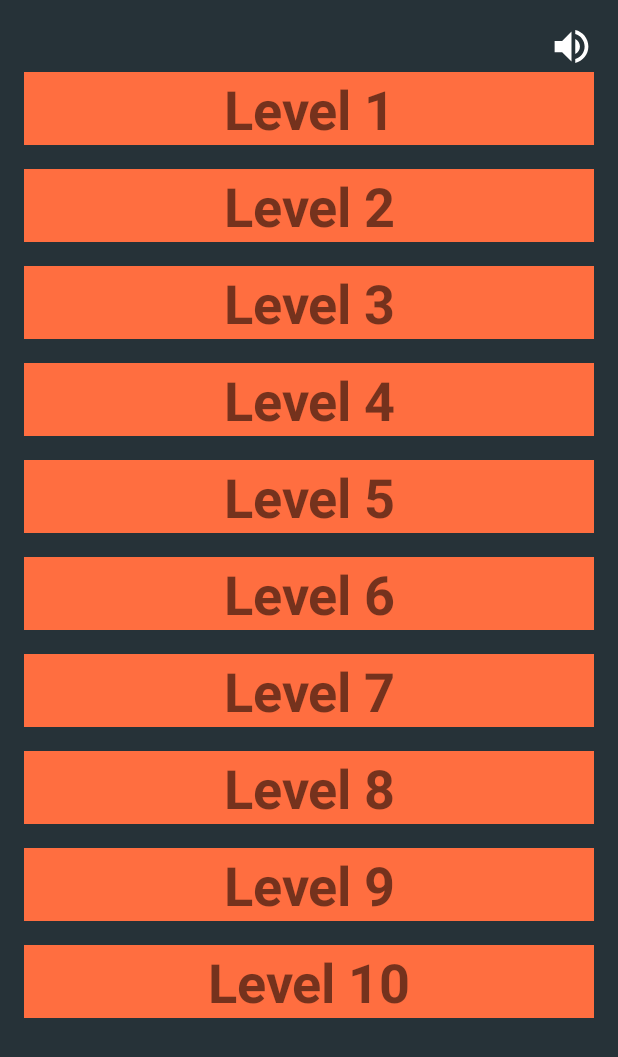
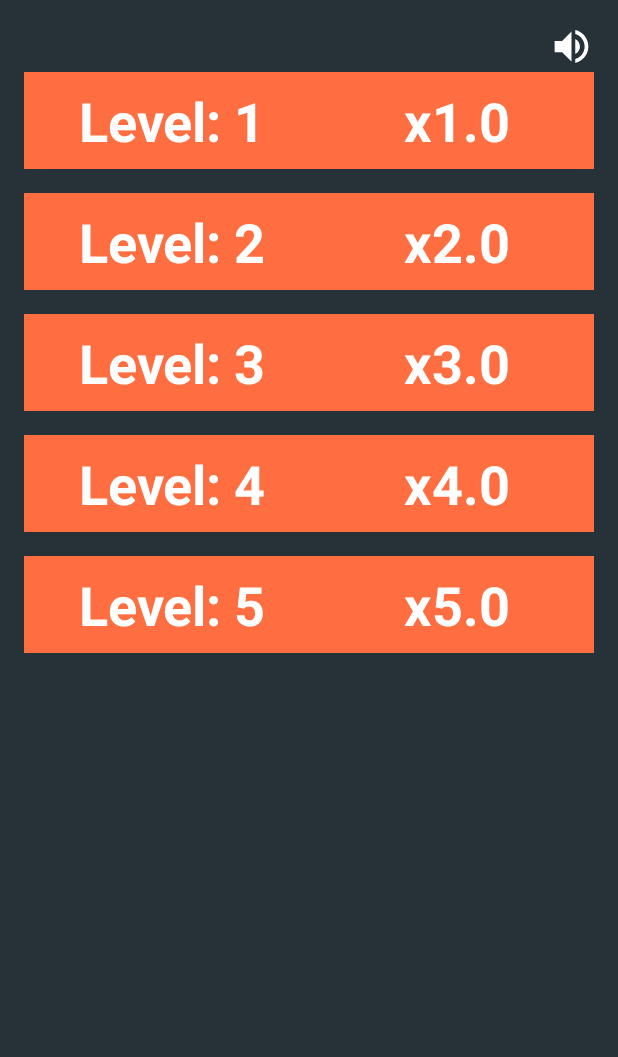
Before and after one commit to MadonnasPlays/TimeFrenzy_Android, an Android app: the screen it shows after launch (MainActivity), after a tap on "LEVELS", on a phone screen of 412 x 824 dp. Shown: the top 1057 px of the screen. Run offline under Robolectric (Android 15) with nearby library versions, the phone set to English and light mode, and no system bars.

Commit message:
LevelSelect UI basics
Populates LevelSelect list with real data
Levels alpha lowered when locked

```diff
--- a/app/src/main/java/com/avoupavou/timefrenzy/MainActivity.java
+++ b/app/src/main/java/com/avoupavou/timefrenzy/MainActivity.java
@@ -168,8 +168,8 @@ public class MainActivity extends AppCompatActivity implements WelcomeFragment.O
     }
 
     @Override
-    public void onLevelSelect() {
+    public void onLevelSelect(String levelName) {
         //TODO start level fragment
-        Toast.makeText(this,"Level Selected",Toast.LENGTH_SHORT).show();
+        Toast.makeText(this,levelName + " selected!",Toast.LENGTH_SHORT).show();
     }
 }
--- a/app/src/main/java/com/avoupavou/timefrenzy/levels/Level.java
+++ b/app/src/main/java/com/avoupavou/timefrenzy/levels/Level.java
@@ -5,5 +5,54 @@ package com.avoupavou.timefrenzy.levels;
  */
 
 public class Level {
+    private int id;
+    private float speed;
+    private String name;
+    private boolean locked;
 
+    public Level() {
+
+    }
+
+    public boolean isLocked() {
+        return locked;
+    }
+
+    public void setLocked(boolean locked) {
+        this.locked = locked;
+    }
+
+    public Level(int id) {
+        this.id = id;
+        speed = id+1;
+        name = new StringBuilder().append("Level: ").append(id+1).toString();
+    }
+
+    public String getSpeedString(){
+        return new StringBuilder().append("x").append(speed).toString();
+    }
+
+    public float getSpeed() {
+        return speed;
+    }
+
+    public void setSpeed(float speed) {
+        this.speed = speed;
+    }
+
+    public String getName() {
+        return name;
+    }
+
+    public void setName(String name) {
+        this.name = name;
+    }
+
+    public int getId() {
+        return id;
+    }
+
+    public void setId(int id) {
+        this.id = id;
+    }
 }
--- a/app/src/main/java/com/avoupavou/timefrenzy/levels/LevelSelectAdapter.java
+++ b/app/src/main/java/com/avoupavou/timefrenzy/levels/LevelSelectAdapter.java
@@ -15,36 +15,49 @@ import com.avoupavou.timefrenzy.R;
 
 public class LevelSelectAdapter extends RecyclerView.Adapter<LevelSelectAdapter.ViewHolder> {
 
+    private View.OnClickListener mOnClickListener;
+    private Level[] mLevels;
 
     public static class ViewHolder extends RecyclerView.ViewHolder {
         // each data item is just a string in this case
         public ConstraintLayout mConstraintLayout;
-        public TextView mTextView;
+        public TextView mTextTitle;
+        public TextView mTextSpeed;
         public ViewHolder(View v) {
             super(v);
             mConstraintLayout = (ConstraintLayout) v;
-            mTextView = v.findViewById(R.id.text_levelTitle);
+            mTextTitle = v.findViewById(R.id.text_level_title);
+            mTextSpeed= v.findViewById(R.id.text_level_speed);
         }
     }
 
+    public LevelSelectAdapter(Level[] levels, View.OnClickListener clickListener) {
+        this.mLevels = levels;
+        mOnClickListener = clickListener;
+    }
 
     @Override
     public LevelSelectAdapter.ViewHolder onCreateViewHolder(ViewGroup parent, int viewType) {
         // create a new view
         View v =  LayoutInflater.from(parent.getContext())
                 .inflate(R.layout.list_item_level, parent, false);
+        v.setOnClickListener(mOnClickListener);
         ViewHolder vh = new ViewHolder(v);
         return vh;
     }
 
     @Override
     public void onBindViewHolder(LevelSelectAdapter.ViewHolder holder, int position) {
-        holder.mTextView.setText(new StringBuilder().append("Level ").append(position+1).toString())  ;
+        Level level = mLevels[position];
+        holder.mTextTitle.setText(level.getName());
+        holder.mTextSpeed.setText(level.getSpeedString());
+        if(level.isLocked()) holder.mConstraintLayout.setAlpha(0.5f);
+        holder.mConstraintLayout.setClickable(!level.isLocked());
     }
 
     @Override
     public int getItemCount() {
-        return 10;
+        return mLevels.length;
     }
 
 }
--- a/app/src/main/java/com/avoupavou/timefrenzy/levels/LevelSelectFragment.java
+++ b/app/src/main/java/com/avoupavou/timefrenzy/levels/LevelSelectFragment.java
@@ -20,7 +20,7 @@ import com.avoupavou.timefrenzy.R;
  * Use the {@link LevelSelectFragment#newInstance} factory method to
  * create an instance of this fragment.
  */
-public class LevelSelectFragment extends Fragment {
+public class LevelSelectFragment extends Fragment implements View.OnClickListener {
     // TODO: Rename parameter arguments, choose names that match
     // the fragment initialization parameters, e.g. ARG_ITEM_NUMBER
     private static final String ARG_PARAM1 = "param1";
@@ -34,6 +34,7 @@ public class LevelSelectFragment extends Fragment {
     private RecyclerView mRecyclerView;
     private LinearLayoutManager mLayoutManager;
     private LevelSelectAdapter mLevelSelectAdapter;
+    private Level[] mLevels;
 
     public LevelSelectFragment() {
         // Required empty public constructor
@@ -82,7 +83,9 @@ public class LevelSelectFragment extends Fragment {
         mRecyclerView.setLayoutManager(mLayoutManager);
 
         // specify an adapter (see also next example)
-        mLevelSelectAdapter = new LevelSelectAdapter();
+        mLevels = new Level[5];
+        for(int i =0 ; i < mLevels.length ; i ++) mLevels[i] = new Level(i);
+        mLevelSelectAdapter = new LevelSelectAdapter(mLevels,this);
         mRecyclerView.setAdapter(mLevelSelectAdapter);
         return view;
     }
@@ -104,9 +107,20 @@ public class LevelSelectFragment extends Fragment {
         mListener = null;
     }
 
+    /*
+    * onClickListener method implementation
+    * This triggers when
+    */
+    @Override
+    public void onClick(View view) {
+        int itemPosition = mRecyclerView.getChildLayoutPosition(view);
+        Level level = mLevels[itemPosition];
+        mListener.onLevelSelect(level.getName());
+    }
+
 
     public interface OnLevelSelectFragmentInteractionListener {
         //TODO add level select argument
-        void onLevelSelect();
+        void onLevelSelect(String levelName);
     }
 }
--- a/app/src/main/res/layout/list_item_level.xml
+++ b/app/src/main/res/layout/list_item_level.xml
@@ -1,17 +1,45 @@
 <?xml version="1.0" encoding="utf-8"?>
 <android.support.constraint.ConstraintLayout xmlns:android="http://schemas.android.com/apk/res/android"
+    xmlns:app="http://schemas.android.com/apk/res-auto"
     android:layout_width="match_parent"
     android:layout_height="wrap_content"
-    android:layout_margin="8dp">
+    android:layout_margin="8dp"
+    android:background="@color/colorAccent">
 
     <TextView
-        android:id="@+id/text_levelTitle"
-        android:layout_width="match_parent"
+        android:id="@+id/text_level_title"
+        android:layout_width="0dp"
         android:layout_height="wrap_content"
-        android:background="@color/colorAccent"
+        android:layout_marginBottom="8dp"
+        android:layout_marginEnd="8dp"
+        android:layout_marginStart="8dp"
+        android:layout_marginTop="8dp"
         android:gravity="center"
         android:textAlignment="center"
         android:textSize="36sp"
-        android:textStyle="bold" />
+        android:textStyle="bold"
+        android:textColor="@color/textColor"
+        app:layout_constraintBottom_toBottomOf="parent"
+        app:layout_constraintEnd_toStartOf="@+id/text_level_speed"
+        app:layout_constraintHorizontal_bias="0.5"
+        app:layout_constraintStart_toStartOf="parent"
+        app:layout_constraintTop_toTopOf="parent" />
+
+    <TextView
+        android:id="@+id/text_level_speed"
+        android:layout_width="0dp"
+        android:layout_height="wrap_content"
+        android:layout_marginBottom="8dp"
+        android:layout_marginTop="8dp"
+        android:gravity="center"
+        android:textAlignment="center"
+        android:textSize="36sp"
+        android:textStyle="bold"
+        android:textColor="@color/textColor"
+        app:layout_constraintBottom_toBottomOf="parent"
+        app:layout_constraintEnd_toEndOf="parent"
+        app:layout_constraintHorizontal_bias="0.5"
+        app:layout_constraintStart_toEndOf="@+id/text_level_title"
+        app:layout_constraintTop_toTopOf="parent" />
 
 </android.support.constraint.ConstraintLayout>
--- a/app/src/main/res/values/colors.xml
+++ b/app/src/main/res/values/colors.xml
@@ -5,4 +5,5 @@
     <color name="colorAccent">#FF6E40</color>
     <color name="colorBackground">#263238</color>
     <color name="textColor">#FFFFFF</color>
+    <color name="level_locked">#9E9E9E</color>
 </resources>
```
Also changed, not shown: app/src/main/java/com/avoupavou/timefrenzy/levels/LevelFragment.java (added, +109 -0 lines), app/src/main/res/layout/fragment_level.xml (added, +13 -0 lines).
